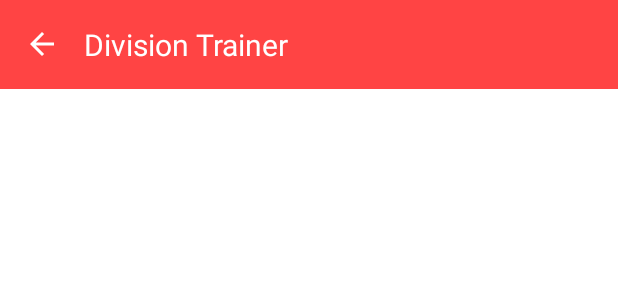
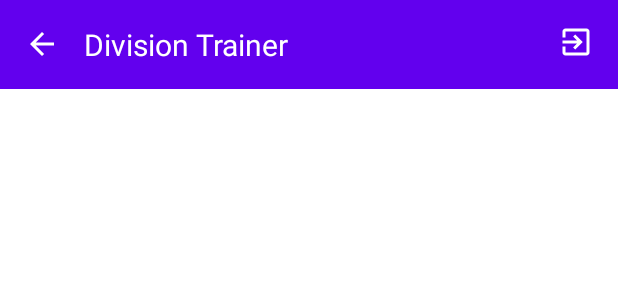
Before and after one commit to eliasjoostens/BreukentrainerWithRoom, an Android app: the layout activity_tip_of_the_day.xml on its own in the app's theme, with its tools: preview values and no code run, on a phone screen of 412 x 824 dp. Shown: the top 300 px of the screen. Run offline under Robolectric (Android 15) with nearby library versions, the light colour scheme and no system bars.

Commit message:
App bar tryouts + custom bar for tip of Day

```diff
--- a/app/src/main/AndroidManifest.xml
+++ b/app/src/main/AndroidManifest.xml
@@ -16,7 +16,8 @@
         tools:targetApi="31">
         <activity
             android:name=".TipOfTheDayActivity"
-            android:exported="false">
+            android:exported="false"
+            android:parentActivityName=".MainActivity">
             <meta-data
                 android:name="android.app.lib_name"
                 android:value="" />
--- /dev/null
+++ b/app/src/main/res/drawable/ic_baseline_exit.xml
@@ -0,0 +1,5 @@
+<vector android:autoMirrored="true" android:height="24dp"
+    android:tint="#FFFFFF   " android:viewportHeight="24"
+    android:viewportWidth="24" android:width="24dp" xmlns:android="http://schemas.android.com/apk/res/android">
+    <path android:fillColor="@android:color/white" android:pathData="M10.09,15.59L11.5,17l5,-5 -5,-5 -1.41,1.41L12.67,11H3v2h9.67l-2.58,2.59zM19,3H5c-1.11,0 -2,0.9 -2,2v4h2V5h14v14H5v-4H3v4c0,1.1 0.89,2 2,2h14c1.1,0 2,-0.9 2,-2V5c0,-1.1 -0.9,-2 -2,-2z"/>
+</vector>
--- /dev/null
+++ b/app/src/main/res/drawable/ic_baseline_home.xml
@@ -0,0 +1,5 @@
+<vector android:height="24dp" android:tint="#FFFFFF"
+    android:viewportHeight="24" android:viewportWidth="24"
+    android:width="24dp" xmlns:android="http://schemas.android.com/apk/res/android">
+    <path android:fillColor="@android:color/white" android:pathData="M10,20v-6h4v6h5v-8h3L12,3 2,12h3v8z"/>
+</vector>
--- a/app/src/main/res/layout/activity_tip_of_the_day.xml
+++ b/app/src/main/res/layout/activity_tip_of_the_day.xml
@@ -9,7 +9,7 @@
     tools:visibility="visible">
 
     <include
-        android:id="@+id/TipToolbar"
+        android:id="@+id/AppBar"
         layout="@layout/toolbar"
         app:layout_constraintBottom_toBottomOf="parent"
         app:layout_constraintEnd_toEndOf="parent"
@@ -23,9 +23,9 @@
         android:id="@+id/imageTipView"
         android:layout_width="411dp"
         android:layout_height="202dp"
-        android:contentDescription="Tip of the Day"
+        android:contentDescription="@string/TipView"
         app:layout_constraintBottom_toBottomOf="parent"
         app:layout_constraintEnd_toEndOf="parent"
         app:layout_constraintStart_toStartOf="parent"
-        app:layout_constraintTop_toBottomOf="@+id/TipToolbar" />
+        app:layout_constraintTop_toBottomOf="@+id/AppBar" />
 </androidx.constraintlayout.widget.ConstraintLayout>
--- a/app/src/main/res/layout/toolbar.xml
+++ b/app/src/main/res/layout/toolbar.xml
@@ -1,9 +1,9 @@
 <?xml version="1.0" encoding="utf-8"?>
 <RelativeLayout xmlns:android="http://schemas.android.com/apk/res/android"
-    android:id="@+id/toolbar"
+    android:id="@+id/AppBar"
     android:layout_width="match_parent"
     android:layout_height="wrap_content"
-    android:background="@android:color/holo_red_light">
+    android:background="@color/purple_500">
 
     <RelativeLayout
         android:layout_width="match_parent"
@@ -15,6 +15,7 @@
             android:layout_width="wrap_content"
             android:layout_height="wrap_content"
             android:layout_centerVertical="true"
+            android:contentDescription="@string/back_arrow"
             android:src="@drawable/ic_baseline_arrow_back_24" />
 
         <TextView
@@ -28,6 +29,14 @@
             android:textColor="@color/white"
             android:textSize="20sp" />
 
+        <ImageView
+            android:id="@+id/exit_button"
+            android:layout_width="wrap_content"
+            android:layout_height="wrap_content"
+            android:layout_alignParentEnd="true"
+            android:contentDescription="@string/QuitApp"
+            android:src="@drawable/ic_baseline_exit" />
+
     </RelativeLayout>
 
 </RelativeLayout>
--- a/app/src/main/res/values/strings.xml
+++ b/app/src/main/res/values/strings.xml
@@ -15,6 +15,9 @@
     <string name="Choice4">Choice 4</string>
     <string name="Score">Score</string>
     <string name="TopScores">Top 3 results</string>
-
+    <string name="back_arrow">Back_arrow</string>
+    <string name="TipView">Tip view</string>
+    <string name="QuitApp">Quit App</string>
+    <string name="Home" translatable="false">Home</string>
 
 </resources>
--- a/app/src/main/res/values/themes.xml
+++ b/app/src/main/res/values/themes.xml
@@ -1,6 +1,6 @@
 <resources xmlns:tools="http://schemas.android.com/tools">
     <!-- Base application theme. -->
-    <style name="Theme.Breukentrainer" parent="Theme.MaterialComponents.DayNight.DarkActionBar">
+    <style name="Theme.Breukentrainer" parent="Theme.MaterialComponents.DayNight.NoActionBar">
         <!-- Primary brand color. -->
         <item name="colorPrimary">@color/purple_500</item>
         <item name="colorPrimaryVariant">@color/purple_700</item>
```
Also changed, not shown: app/src/main/java/ehb/breukentrainer/TipOfTheDayActivity.kt (+9 -3 lines), app/src/main/res/layout/activity_main.xml (+4 -3 lines), 1 other file.
